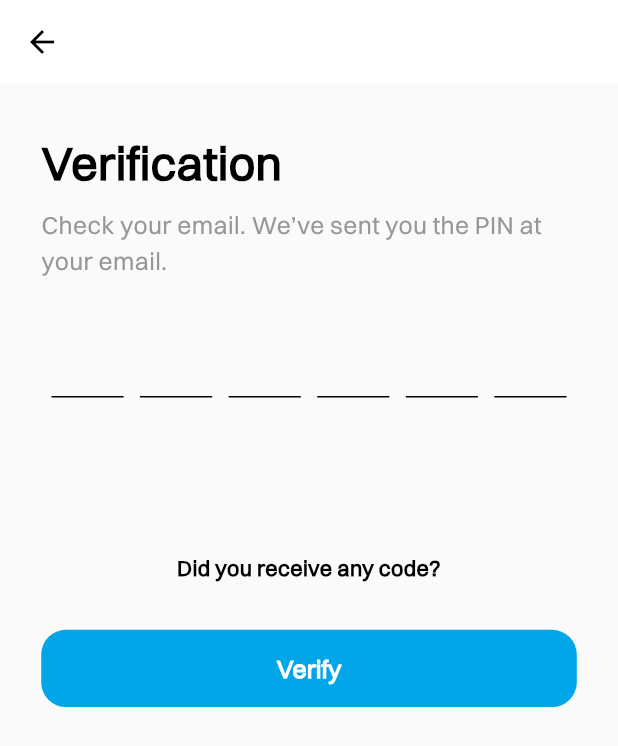
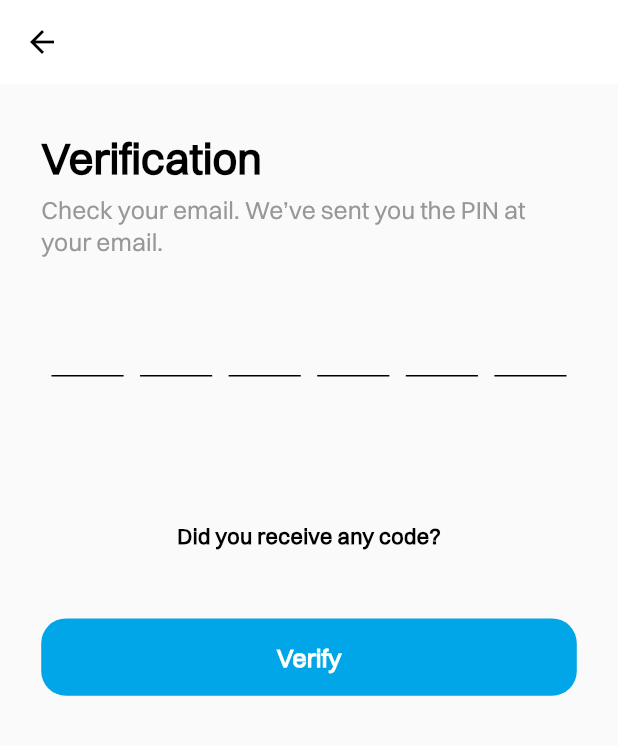
Before and after one commit to codegyept/travellapp, a Flutter app: the ForgetPasswordScreen screen opened by its route, after a tap on "Send", on a phone screen of 412 x 824 dp. Shown: the top 746 px of the screen. Run offline on Flutter 3.47's test engine with Material 3 defaults, Android fonts, the phone set to English and light mode, and no system bars; drawn by our look-alikes of otp_text_field; our stand-ins replace animated_splash_screen, bloc, curved_labeled_navigation_bar, dotted_line, flutter_bloc, flutter_screenutil and 4 more.

Commit message:
apply text theme to `forget_password_screen` , `verification_screen` and `update_password_screen`

```diff
--- a/lib/core/utils/default_text_button.dart
+++ b/lib/core/utils/default_text_button.dart
@@ -6,12 +6,12 @@ class DefaultTextButton extends StatelessWidget {
     super.key,
     required this.onPressed,
     required this.text,
-    this.fontSize,
+    this.style,
   });
 
   final VoidCallback? onPressed;
   final String text;
-  final double? fontSize;
+  final TextStyle? style;
 
   @override
   Widget build(BuildContext context) {
@@ -19,9 +19,10 @@ class DefaultTextButton extends StatelessWidget {
       onPressed: onPressed,
       child: Text(
         text,
-        style: Theme.of(context).textTheme.titleSmall?.copyWith(
-              color: AppColors.textAndBackgroundColorButton,
-            ),
+        style: style ??
+            Theme.of(context).textTheme.titleSmall?.copyWith(
+                  color: AppColors.textAndBackgroundColorButton,
+                ),
       ),
     );
   }
--- a/lib/core/utils/primary_text_field.dart
+++ b/lib/core/utils/primary_text_field.dart
@@ -1,3 +1,4 @@
+import 'package:flutter/cupertino.dart';
 import 'package:flutter/material.dart';
 import 'package:flutter_screenutil/flutter_screenutil.dart';
 import 'package:rehlatyuae/core/utils/app_colors.dart';
@@ -75,8 +76,9 @@ class _PrimaryTextFieldState extends State<PrimaryTextField> {
             onChanged: (value) {
               setState(() {});
             },
-            style: Theme.of(context).textTheme.displayMedium?.copyWith(
+            style: Theme.of(context).textTheme.bodyLarge?.copyWith(
                   color: widget.textColor,
+                  letterSpacing: 1.5,
                 ),
             textDirection: widget.inputType == TextInputType.phone
                 ? TextDirection.ltr
@@ -122,11 +124,11 @@ class _PrimaryTextFieldState extends State<PrimaryTextField> {
                       },
                       icon: isVisibleText
                           ? const Icon(
-                              Icons.visibility_off_outlined,
+                              CupertinoIcons.lock_open,
                               color: AppColors.textAndBackgroundColorButton,
                             )
                           : const Icon(
-                              Icons.visibility_outlined,
+                              CupertinoIcons.lock,
                               color: AppColors.textAndBackgroundColorButton,
                             ),
                     )
--- a/lib/features/auth/presentation/views/forget_password_screen.dart
+++ b/lib/features/auth/presentation/views/forget_password_screen.dart
@@ -4,6 +4,7 @@ import 'package:go_router/go_router.dart';
 import 'package:rehlatyuae/core/utils/app_colors.dart';
 import 'package:rehlatyuae/core/utils/app_strings.dart';
 import 'package:rehlatyuae/core/utils/custom_button.dart';
+import 'package:rehlatyuae/core/utils/default_text_button.dart';
 import 'package:rehlatyuae/core/utils/primary_text_field.dart';
 
 class ForgetPasswordScreen extends StatelessWidget {
@@ -25,21 +26,19 @@ class ForgetPasswordScreen extends StatelessWidget {
               children: [
                 Text(
                   AppStrings.forgotPassword,
-                  style: TextStyle(
-                    fontSize: 30.sp,
-                    fontWeight: FontWeight.w700,
-                  ),
+                  style: Theme.of(context).textTheme.headlineLarge!.copyWith(
+                        color: AppColors.black,
+                        fontSize: 28.sp,
+                      ),
                 ),
                 SizedBox(
                   height: 7.h,
                 ),
                 Text(
                   AppStrings.enterYourInformation,
-                  style: TextStyle(
-                    fontSize: 16.sp,
-                    color: AppColors.greySearchText,
-                    fontWeight: FontWeight.w400,
-                  ),
+                  style: Theme.of(context).textTheme.titleLarge!.copyWith(
+                        color: AppColors.greySearchText,
+                      ),
                 ),
               ],
             ),
@@ -50,16 +49,17 @@ class ForgetPasswordScreen extends StatelessWidget {
             inputType: TextInputType.emailAddress,
           ),
           SizedBox(
-            height: 100.h,
+            height: 80.h,
           ),
-          Text(
-            AppStrings.tryAnotherWay,
-            textAlign: TextAlign.center,
-            style: TextStyle(
-              fontSize: 14.sp,
-              color: AppColors.black,
-              fontWeight: FontWeight.w700,
-            ),
+          Row(
+            mainAxisAlignment: MainAxisAlignment.center,
+            children: [
+              DefaultTextButton(
+                onPressed: () {},
+                text: AppStrings.tryAnotherWay,
+                style: Theme.of(context).textTheme.bodyMedium,
+              ),
+            ],
           ),
           Padding(
             padding: EdgeInsets.symmetric(horizontal: 20.w).copyWith(
--- a/lib/features/auth/presentation/views/update_password_screen.dart
+++ b/lib/features/auth/presentation/views/update_password_screen.dart
@@ -26,21 +26,19 @@ class UpdatePasswordScreen extends StatelessWidget {
               children: [
                 Text(
                   AppStrings.updatePassword,
-                  style: TextStyle(
-                    fontSize: 30.sp,
-                    fontWeight: FontWeight.w700,
-                  ),
+                  style: Theme.of(context).textTheme.headlineLarge!.copyWith(
+                        color: AppColors.black,
+                        fontSize: 28.sp,
+                      ),
                 ),
                 SizedBox(
                   height: 7.h,
                 ),
                 Text(
                   AppStrings.youCanNowUpdate,
-                  style: TextStyle(
-                    fontSize: 16.sp,
-                    color: AppColors.greySearchText,
-                    fontWeight: FontWeight.w400,
-                  ),
+                  style: Theme.of(context).textTheme.titleLarge!.copyWith(
+                        color: AppColors.greySearchText,
+                      ),
                 ),
               ],
             ),
--- a/lib/features/auth/presentation/views/verification_screen.dart
+++ b/lib/features/auth/presentation/views/verification_screen.dart
@@ -4,6 +4,7 @@ import 'package:go_router/go_router.dart';
 import 'package:rehlatyuae/core/utils/app_colors.dart';
 import 'package:rehlatyuae/core/utils/app_strings.dart';
 import 'package:rehlatyuae/core/utils/custom_button.dart';
+import 'package:rehlatyuae/core/utils/default_text_button.dart';
 import 'package:rehlatyuae/features/auth/presentation/views/widgets/custom_otp_text_field.dart';
 
 class VerificationScreen extends StatelessWidget {
@@ -20,37 +21,36 @@ class VerificationScreen extends StatelessWidget {
         children: [
           Text(
             AppStrings.verification,
-            style: TextStyle(
-              fontSize: 30.sp,
-              fontWeight: FontWeight.w700,
-            ),
+            style: Theme.of(context).textTheme.headlineLarge!.copyWith(
+                  color: AppColors.black,
+                  fontSize: 28.sp,
+                ),
           ),
           SizedBox(
             height: 7.h,
           ),
           Text(
             AppStrings.checkYourEmail,
-            style: TextStyle(
-              fontSize: 16.sp,
-              color: AppColors.greySearchText,
-              fontWeight: FontWeight.w400,
-            ),
+            style: Theme.of(context).textTheme.titleLarge!.copyWith(
+                  color: AppColors.greySearchText,
+                ),
           ),
           SizedBox(
             height: 30.h,
           ),
           const CustomOTPTextField(),
           SizedBox(
-            height: 100.h,
+            height: 80.h,
           ),
-          Text(
-            AppStrings.didYouReceive,
-            textAlign: TextAlign.center,
-            style: TextStyle(
-              fontSize: 14.sp,
-              color: AppColors.black,
-              fontWeight: FontWeight.w700,
-            ),
+          Row(
+            mainAxisAlignment: MainAxisAlignment.center,
+            children: [
+              DefaultTextButton(
+                onPressed: () {},
+                text: AppStrings.didYouReceive,
+                style: Theme.of(context).textTheme.bodyMedium,
+              ),
+            ],
           ),
           SizedBox(
             height: 30.h,
```
